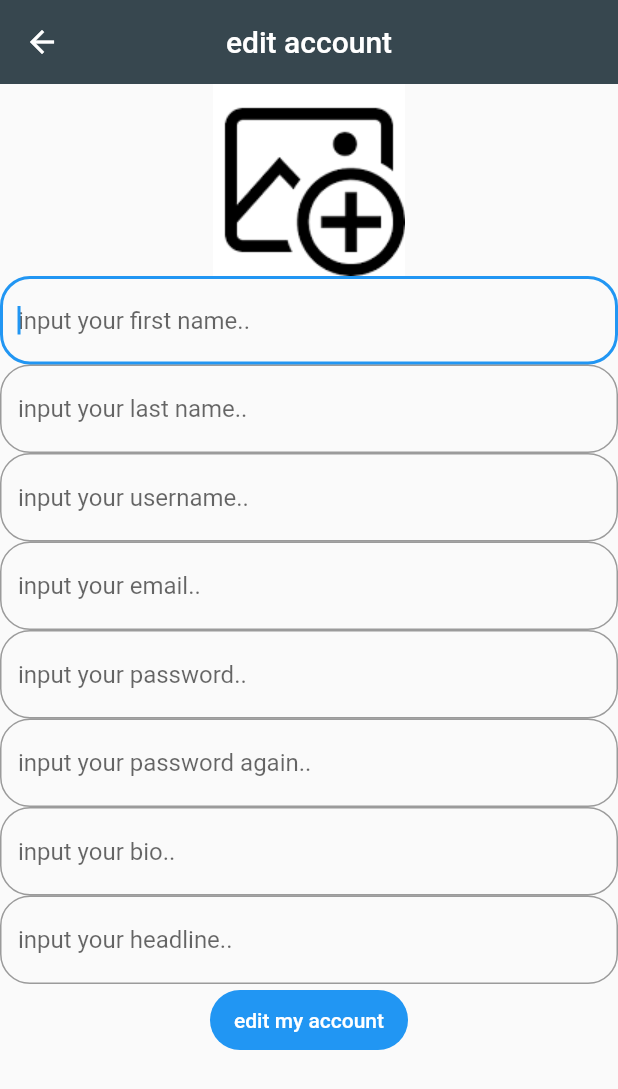
After one commit to JamilmFaris/events-streaming-platform, a Flutter app: the EditAccountScreen screen opened by its route, after a tap on "edit my account", on a phone screen of 412 x 824 dp. The commit adds this screen. Shown: the top 1089 px of the screen. Run offline on Flutter 3.47's test engine with Material 2 defaults, Android fonts, the phone set to English and light mode, and no system bars; our stand-ins replace image_picker.

Commit message:
add edit account screen

```diff
--- a/lib/classes/auth_arguments.dart
+++ b/lib/classes/auth_arguments.dart
@@ -3,6 +3,8 @@ import 'package:flutter/material.dart';
 import './helper.dart';
 
 abstract class AuthArguments {
+  static const Size accountImageMaxSize = Size(128.0, 128.0);
+
   static const double bottomPadding = 20.0;
   static const double circular = 20.0;
   static const OutlineInputBorder outlineInputBorder = OutlineInputBorder(
--- a/lib/main.dart
+++ b/lib/main.dart
@@ -2,6 +2,7 @@ import 'package:flutter/material.dart';
 
 import 'screens/signup_screen.dart';
 import 'screens/login_screen.dart';
+import 'screens/edit_account_screen.dart';
 
 class MyApp extends StatelessWidget {
   const MyApp({super.key});
@@ -25,6 +26,7 @@ class MyApp extends StatelessWidget {
         '/': (_) => MainPage(),
         SignUpScreen.routeName: (_) => SignUpScreen(),
         LoginScreen.routeName: (_) => LoginScreen(),
+        EditAccountScreen.routeName: (_) => EditAccountScreen(),
       },
     );
   }
@@ -44,7 +46,9 @@ class MainPage extends StatelessWidget {
         child: SingleChildScrollView(
           child: Column(
             children: [
+              authButton('login', context, LoginScreen.routeName),
               authButton('signup', context, SignUpScreen.routeName),
+              authButton('edit account', context, EditAccountScreen.routeName),
             ],
           ),
         ),
--- /dev/null
+++ b/lib/screens/edit_account_screen.dart
@@ -0,0 +1,137 @@
+import 'dart:io';
+
+import 'package:flutter/material.dart';
+import 'package:flutter/services.dart';
+import 'package:image_picker/image_picker.dart';
+
+import '../request/request.dart';
+import '../classes/auth_arguments.dart';
+
+class EditAccountScreen extends StatefulWidget {
+  static const String routeName = '/editAccount';
+  EditAccountScreen({super.key});
+
+  @override
+  State<EditAccountScreen> createState() => _EditAccountScreenState();
+}
+
+class _EditAccountScreenState extends State<EditAccountScreen> {
+  XFile? image;
+
+  @override
+  Widget build(BuildContext context) {
+    TextEditingController firstNameController = TextEditingController(),
+        lastNameController = TextEditingController(),
+        userNameController = TextEditingController(),
+        emailController = TextEditingController(),
+        passwordController = TextEditingController(),
+        verifyPasswordController = TextEditingController(),
+        bioController = TextEditingController(),
+        headlineController = TextEditingController();
+    Image addImage = Image.asset('assets/images/add_image.png');
+    return Scaffold(
+      appBar: AppBar(
+        title: const Text('edit account'),
+      ),
+      body: SingleChildScrollView(
+        child: Column(
+          children: [
+            image == null
+                ? GestureDetector(
+                    onTap: pick,
+                    child: addImage,
+                  )
+                : Image.file(
+                    File(image!.path),
+                    height: addImage.height,
+                    width: addImage.width,
+                  ),
+            AuthArguments.authTextField(
+              controller: firstNameController,
+              textType: 'first name',
+              autofocus: true,
+            ),
+            AuthArguments.authTextField(
+              controller: lastNameController,
+              textType: 'last name',
+            ),
+            AuthArguments.authTextField(
+              controller: userNameController,
+              textType: 'username',
+            ),
+            AuthArguments.authTextField(
+              controller: emailController,
+              textType: 'email',
+              textInputType: TextInputType.emailAddress,
+            ),
+            AuthArguments.authTextField(
+              controller: passwordController,
+              textType: 'password',
+              obscureText: true,
+            ),
+            AuthArguments.authTextField(
+              controller: verifyPasswordController,
+              textType: 'password again',
+              obscureText: true,
+            ),
+            AuthArguments.authTextField(
+              controller: bioController,
+              textType: 'bio',
+            ),
+            AuthArguments.authTextField(
+              controller: headlineController,
+              textType: 'headline',
+            ),
+            AuthArguments.authFilledButton(
+              onPressed: () {
+                Request.editAccount(
+                  firstNameController.text,
+                  lastNameController.text,
+                  userNameController.text,
+                  emailController.text,
+                  passwordController.text,
+                  bioController.text,
+                  headlineController.text,
+                );
+              },
+              child: const Text('edit my account'),
+            ),
+          ],
+        ),
+      ),
+    );
+  }
+
+  Future<void> pick() async {
+    try {
+      final image = await ImagePicker().pickImage(
+        source: ImageSource.gallery,
+        maxHeight: AuthArguments.accountImageMaxSize.height,
+        maxWidth: AuthArguments.accountImageMaxSize.width,
+      );
+      if (image == null) return;
+      setState(() {
+        this.image = image;
+        print(image.path);
+      });
+    } on PlatformException catch (e) {
+      print('Failed to pick image: $e');
+    }
+  }
+
+  Widget getSizedImage(Image image) {
+    return Center(
+      child: Container(
+        height: 128,
+        width: 128,
+        decoration: BoxDecoration(
+          image: DecorationImage(
+            fit: BoxFit.fitWidth,
+            alignment: FractionalOffset.topCenter,
+            image: image.image,
+          ),
+        ),
+      ),
+    );
+  }
+}
--- a/pubspec.yaml
+++ b/pubspec.yaml
@@ -30,7 +30,7 @@ environment:
 dependencies:
   flutter:
     sdk: flutter
-
+  image_picker:
 
   # The following adds the Cupertino Icons font to your application.
   # Use with the CupertinoIcons class for iOS style icons.
@@ -59,8 +59,8 @@ flutter:
   uses-material-design: true
 
   # To add assets to your application, add an assets section, like this:
-  # assets:
-  #   - images/a_dot_burr.jpeg
+  assets:
+  - assets/images/add_image.png
   #   - images/a_dot_ham.jpeg
 
   # An image asset can refer to one or more resolution-specific "variants", see
```
Also changed, not shown: assets/images/add_image.png (added), pubspec.lock.
